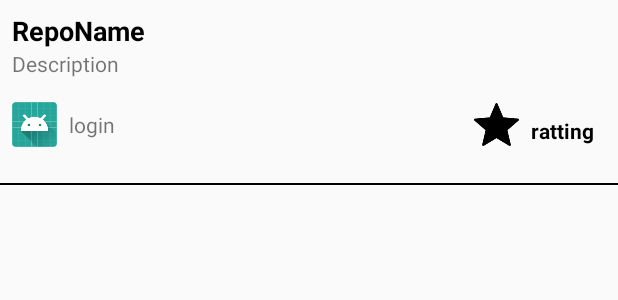
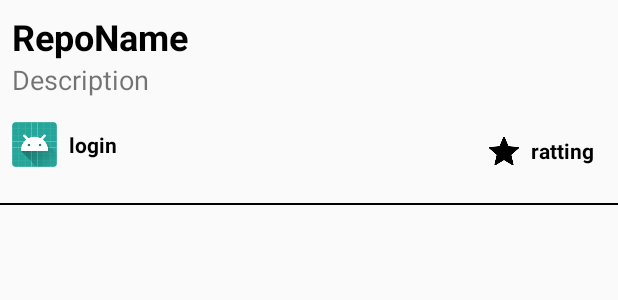
Before and after one commit to biyadiayman/GithubStarRepos, an Android app: the layout repo_row.xml on its own in the app's theme, with its tools: preview values and no code run, on a phone screen of 412 x 824 dp. Shown: the top 300 px of the screen. Run offline under Robolectric (Android 15) with nearby library versions, the phone set to English and light mode, and no system bars.

Commit message:
Added some tweaks to the UI (font color and size) and Changed the color pallete in colors.wml

```diff
--- a/app/src/main/res/layout/repo_row.xml
+++ b/app/src/main/res/layout/repo_row.xml
@@ -15,7 +15,7 @@
         android:layout_marginTop="8dp"
         android:text="RepoName"
         android:textColor="@android:color/black"
-        android:textSize="18sp"
+        android:textSize="24sp"
         android:textStyle="bold"
         app:layout_constraintEnd_toEndOf="parent"
         app:layout_constraintStart_toStartOf="parent"
@@ -26,7 +26,7 @@
         android:layout_width="0dp"
         android:layout_height="wrap_content"
         android:text="Description"
-        android:textSize="14sp"
+        android:textSize="18sp"
         app:layout_constraintEnd_toEndOf="@+id/textView_repo_name"
         app:layout_constraintStart_toStartOf="@+id/textView_repo_name"
         app:layout_constraintTop_toBottomOf="@+id/textView_repo_name"/>
@@ -50,6 +50,8 @@
         android:layout_marginStart="8dp"
         android:layout_marginTop="16dp"
         android:text="login"
+        android:textColor="@android:color/black"
+        android:textStyle="bold"
         app:layout_constraintBottom_toTopOf="@+id/separator"
         app:layout_constraintStart_toEndOf="@+id/imageView_owner_avatar"
         app:layout_constraintTop_toBottomOf="@+id/textView_repo_description"/>
@@ -70,11 +72,11 @@
 
     <ImageView
         android:id="@+id/imageView2"
-        android:layout_width="30dp"
-        android:layout_height="30dp"
+        android:layout_width="20dp"
+        android:layout_height="20dp"
         android:layout_marginBottom="24dp"
         android:layout_marginEnd="8dp"
-        android:layout_marginTop="16dp"
+        android:layout_marginTop="24dp"
         app:layout_constraintBottom_toTopOf="@+id/separator"
         app:layout_constraintEnd_toStartOf="@+id/textView_rating"
         app:layout_constraintTop_toBottomOf="@+id/textView_repo_description"
--- a/app/src/main/res/values/colors.xml
+++ b/app/src/main/res/values/colors.xml
@@ -1,6 +1,6 @@
 <?xml version="1.0" encoding="utf-8"?>
 <resources>
-    <color name="colorPrimary">#3F51B5</color>
-    <color name="colorPrimaryDark">#303F9F</color>
-    <color name="colorAccent">#FF4081</color>
+    <color name="colorPrimary">#F44336</color>
+    <color name="colorPrimaryDark">#D32F2F</color>
+    <color name="colorAccent">#0277BD</color>
 </resources>
```
